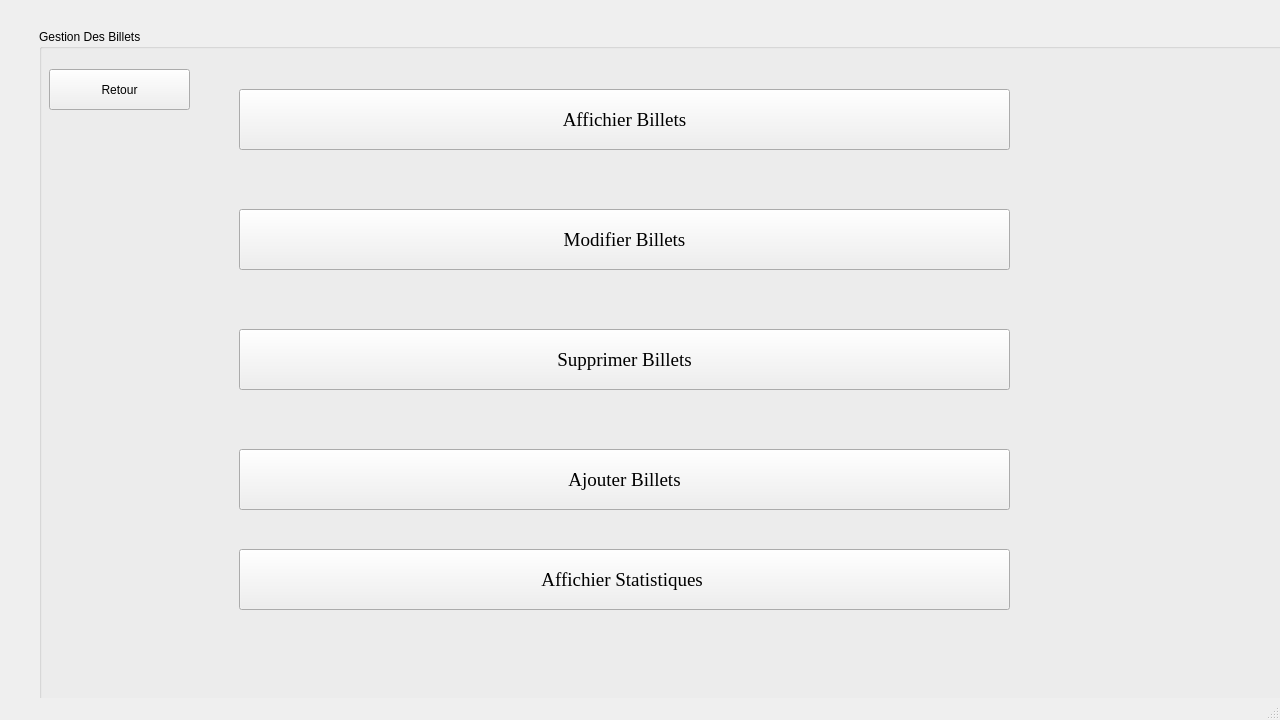
Before: the Qt Designer form mainwindow.ui in elyes10/projet-2A-C-, drawn with Qt 5.
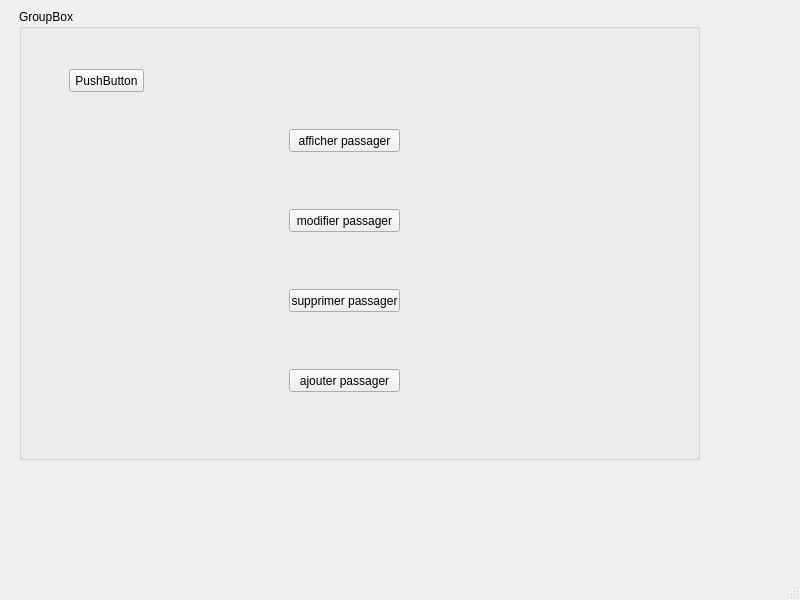
After: the same form once the commit is applied.

Patch:
```diff
--- a/mainwindow.ui
+++ b/mainwindow.ui
@@ -6,8 +6,8 @@
    <rect>
     <x>0</x>
     <y>0</y>
-    <width>1280</width>
-    <height>720</height>
+    <width>800</width>
+    <height>600</height>
    </rect>
   </property>
   <property name="windowTitle">
@@ -17,154 +17,80 @@
    <widget class="QGroupBox" name="groupBox">
     <property name="geometry">
      <rect>
-      <x>39</x>
-      <y>29</y>
-      <width>1260</width>
-      <height>700</height>
+      <x>19</x>
+      <y>9</y>
+      <width>681</width>
+      <height>451</height>
      </rect>
     </property>
     <property name="title">
-     <string>Gestion Des Billets</string>
+     <string>GroupBox</string>
     </property>
-    <widget class="QPushButton" name="Affichiermain">
-     <property name="geometry">
-      <rect>
-       <x>200</x>
-       <y>60</y>
-       <width>771</width>
-       <height>61</height>
-      </rect>
-     </property>
-     <property name="font">
-      <font>
-       <family>Times New Roman</family>
-       <pointsize>14</pointsize>
-      </font>
-     </property>
-     <property name="text">
-      <string>Affichier Billets</string>
-     </property>
-    </widget>
-    <widget class="QPushButton" name="modifiermain">
-     <property name="geometry">
-      <rect>
-       <x>200</x>
-       <y>180</y>
-       <width>771</width>
-       <height>61</height>
-      </rect>
-     </property>
-     <property name="font">
-      <font>
-       <family>Times New Roman</family>
-       <pointsize>14</pointsize>
-      </font>
-     </property>
-     <property name="text">
-      <string>Modifier Billets</string>
-     </property>
-    </widget>
-    <widget class="QPushButton" name="supprimermain">
-     <property name="geometry">
-      <rect>
-       <x>200</x>
-       <y>300</y>
-       <width>771</width>
-       <height>61</height>
-      </rect>
-     </property>
-     <property name="font">
-      <font>
-       <family>Times New Roman</family>
-       <pointsize>14</pointsize>
-      </font>
-     </property>
-     <property name="text">
-      <string>Supprimer Billets</string>
-     </property>
-    </widget>
-    <widget class="QPushButton" name="ajoutermain">
-     <property name="geometry">
-      <rect>
-       <x>200</x>
-       <y>420</y>
-       <width>771</width>
-       <height>61</height>
-      </rect>
-     </property>
-     <property name="font">
-      <font>
-       <family>Times New Roman</family>
-       <pointsize>14</pointsize>
-      </font>
-     </property>
-     <property name="text">
-      <string>Ajouter Billets</string>
-     </property>
-    </widget>
-    <widget class="QPushButton" name="retour">
-     <property name="geometry">
-      <rect>
-       <x>10</x>
-       <y>40</y>
-       <width>141</width>
-       <height>41</height>
-      </rect>
-     </property>
-     <property name="font">
-      <font>
-       <pointsize>9</pointsize>
-      </font>
-     </property>
-     <property name="text">
-      <string>Retour</string>
-     </property>
-    </widget>
-    <widget class="QLabel" name="label">
-     <property name="geometry">
-      <rect>
-       <x>-30</x>
-       <y>-25</y>
-       <width>1280</width>
-       <height>720</height>
-      </rect>
-     </property>
-     <property name="font">
-      <font>
-       <family>Times New Roman</family>
-       <pointsize>22</pointsize>
-      </font>
-     </property>
-     <property name="text">
-      <string/>
-     </property>
-    </widget>
     <widget class="QPushButton" name="pushButton">
      <property name="geometry">
       <rect>
-       <x>200</x>
-       <y>520</y>
-       <width>771</width>
-       <height>61</height>
+       <x>50</x>
+       <y>60</y>
+       <width>75</width>
+       <height>23</height>
       </rect>
      </property>
-     <property name="font">
-      <font>
-       <family>Times New Roman</family>
-       <pointsize>14</pointsize>
-      </font>
+     <property name="text">
+      <string>PushButton</string>
      </property>
+    </widget>
+    <widget class="QPushButton" name="pushButton_2">
+     <property name="geometry">
+      <rect>
+       <x>270</x>
+       <y>120</y>
+       <width>111</width>
+       <height>23</height>
+      </rect>
+     </property>
      <property name="text">
-      <string>Affichier Statistiques </string>
+      <string>afficher passager</string>
      </property>
     </widget>
-    <zorder>label</zorder>
-    <zorder>Affichiermain</zorder>
-    <zorder>modifiermain</zorder>
-    <zorder>supprimermain</zorder>
-    <zorder>ajoutermain</zorder>
-    <zorder>retour</zorder>
-    <zorder>pushButton</zorder>
+    <widget class="QPushButton" name="pushButton_3">
+     <property name="geometry">
+      <rect>
+       <x>270</x>
+       <y>200</y>
+       <width>111</width>
+       <height>23</height>
+      </rect>
+     </property>
+     <property name="text">
+      <string>modifier passager</string>
+     </property>
+    </widget>
+    <widget class="QPushButton" name="pushButton_4">
+     <property name="geometry">
+      <rect>
+       <x>270</x>
+       <y>280</y>
+       <width>111</width>
+       <height>23</height>
+      </rect>
+     </property>
+     <property name="text">
+      <string>supprimer passager</string>
+     </property>
+    </widget>
+    <widget class="QPushButton" name="pushButton_5">
+     <property name="geometry">
+      <rect>
+       <x>270</x>
+       <y>360</y>
+       <width>111</width>
+       <height>23</height>
+      </rect>
+     </property>
+     <property name="text">
+      <string>ajouter passager</string>
+     </property>
+    </widget>
    </widget>
   </widget>
   <widget class="QMenuBar" name="menubar">
```
Left out of the diff: 23 changed lines with no effect on the pictures.
